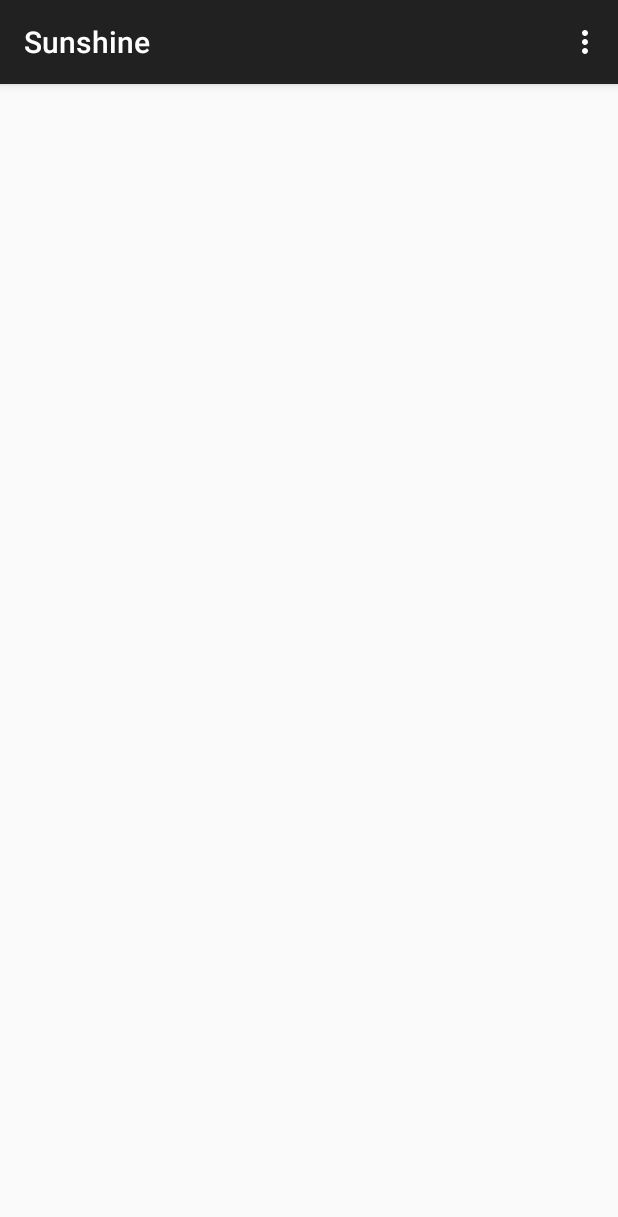
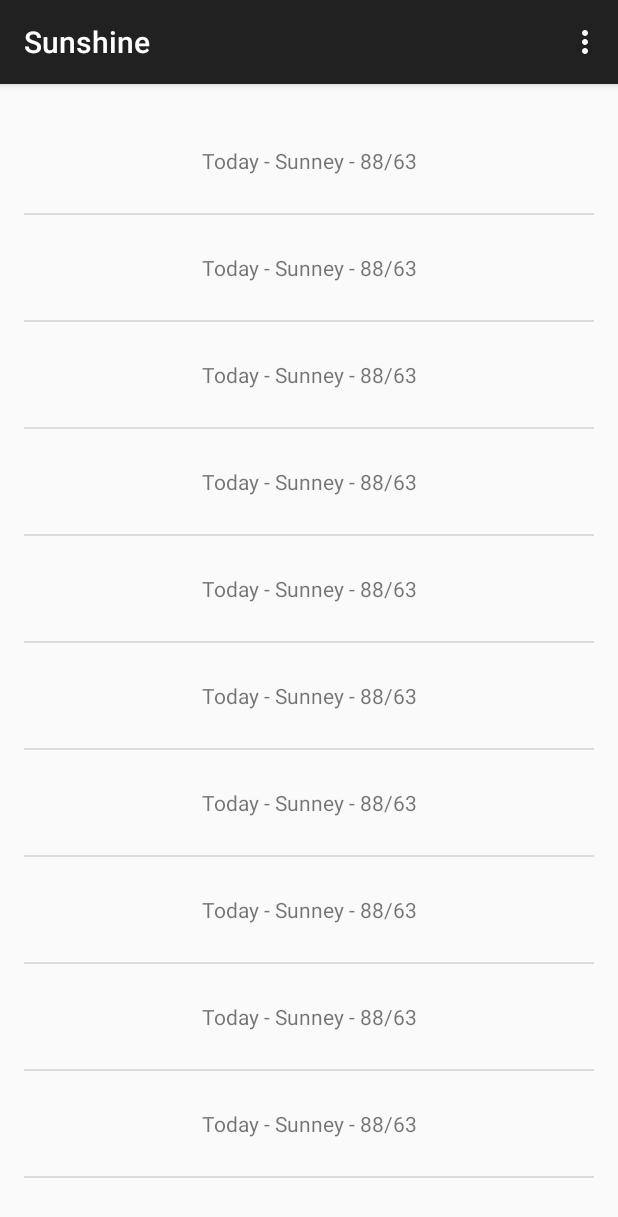
Before and after one commit to ValdiJr/Sun, an Android app: the screen it shows after launch (MainActivity), on a phone screen of 412 x 824 dp. Shown: the top 1217 px of the screen. Run offline under Robolectric (Android 15) with nearby library versions, the phone set to English and light mode, and no system bars.

Commit message:
Lesson 1 - Add ListAdapter

```diff
--- a/app/src/main/java/com/example/defensor/sunshine/MainActivity.java
+++ b/app/src/main/java/com/example/defensor/sunshine/MainActivity.java
@@ -10,6 +10,12 @@ import android.view.MenuItem;
 import android.view.View;
 import android.view.ViewGroup;
 import android.os.Build;
+import android.widget.ArrayAdapter;
+import android.widget.ListView;
+
+import java.util.ArrayList;
+import java.util.Arrays;
+import java.util.List;
 
 
 public class MainActivity extends ActionBarActivity {
@@ -60,6 +66,17 @@ public class MainActivity extends ActionBarActivity {
         public View onCreateView(LayoutInflater inflater, ViewGroup container,
                                  Bundle savedInstanceState) {
             View rootView = inflater.inflate(R.layout.fragment_main, container, false);
+            String[] previewArray = {"Today - Sunney - 88/63", "Today - Sunney - 88/63"
+                    , "Today - Sunney - 88/63","Today - Sunney - 88/63","Today - Sunney - 88/63"
+                    ,"Today - Sunney - 88/63","Today - Sunney - 88/63", "Today - Sunney - 88/63"
+                    ,"Today - Sunney - 88/63","Today - Sunney - 88/63"};
+
+            List<String> previewList = new ArrayList<String>(Arrays.asList(previewArray));
+            ArrayAdapter<String> previewArrayAdapter = new ArrayAdapter<String>(getActivity(),R.layout.list_item_forecast,
+                    R.id.list_item_forecast_textview,previewList);
+            ListView listView = (ListView) rootView.findViewById(R.id.list_item_forecast);
+            listView.setAdapter(previewArrayAdapter);
+
             return rootView;
         }
     }
--- a/app/src/main/res/layout/fragment_main.xml
+++ b/app/src/main/res/layout/fragment_main.xml
@@ -7,6 +7,7 @@
     tools:context=".MainActivity$PlaceholderFragment">
 
     <ListView
+        android:id="@+id/list_item_forecast"
         android:layout_width="match_parent"
         android:layout_height="match_parent"></ListView>
 
--- a/app/src/main/res/layout/list_item_forecast.xml
+++ b/app/src/main/res/layout/list_item_forecast.xml
@@ -1,8 +1,8 @@
 <?xml version="1.0" encoding="utf-8"?>
 <TextView xmlns:android="http://schemas.android.com/apk/res/android"
-    android:gravity="center_horizontal"
+    android:gravity="center"
     android:layout_width="match_parent"
-    android:layout_height="wrap_content"
+    android:layout_height="70dp"
     android:id="@+id/list_item_forecast_textview"
     android:text="Today - Sunny - 88/63">
 </TextView>
```
